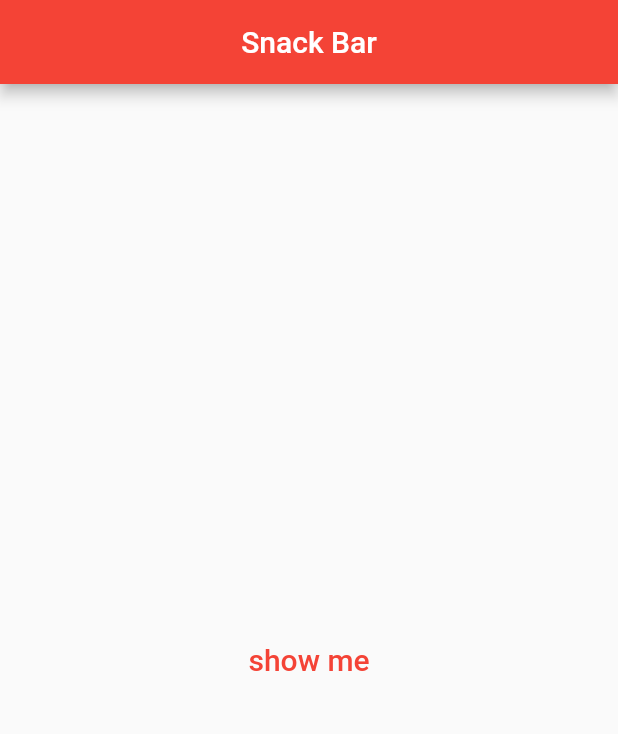
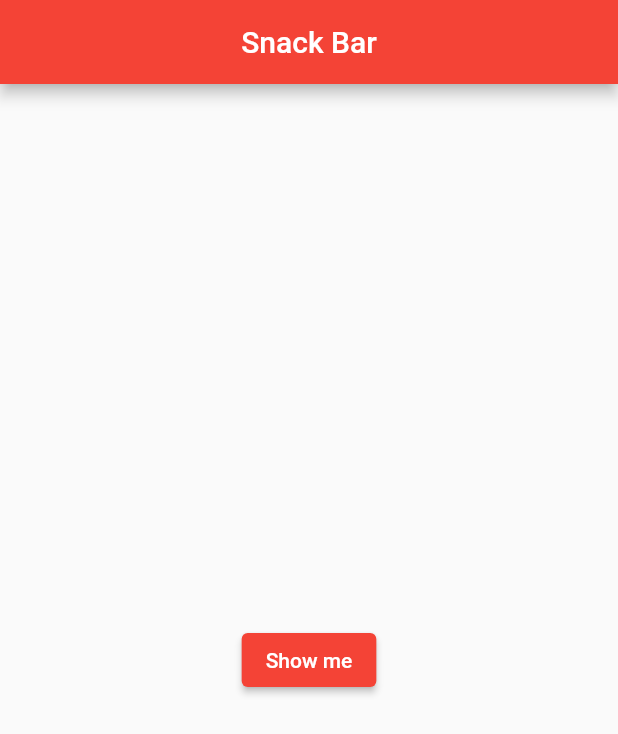
Before and after one commit to hcu55/Flutter-study, a Flutter app: the screen it shows after launch, on a phone screen of 412 x 824 dp. Shown: the top 734 px of the screen. Run offline on Flutter 3.47's test engine with Material 2 defaults, Android fonts, the phone set to English and light mode, and no system bars.

Commit message:
Snack Bar

```diff
--- a/lib/main.dart
+++ b/lib/main.dart
@@ -1,6 +1,9 @@
+// ignore_for_file: unused_import
+
 import 'package:flutter/material.dart';
 import 'package:myapp/screens/app_bar.dart';
 import 'package:myapp/screens/snack_bar.dart';
+import 'package:myapp/screens/snack_bar_nobuilder.dart';
 
 void main() => runApp(const MyApp());
 
@@ -12,7 +15,7 @@ class MyApp extends StatelessWidget {
     return const MaterialApp(
       debugShowCheckedModeBanner: false,
       title: 'BBANTO',
-      home: MyAppSnackBar(),
+      home: MyAppNoBuilderSnackBar(),
     );
   }
 }
--- /dev/null
+++ b/lib/screens/snack_bar_nobuilder.dart
@@ -0,0 +1,59 @@
+// ignore_for_file: prefer_const_constructors
+
+import 'package:flutter/material.dart';
+
+void main() => runApp(const MyAppNoBuilderSnackBar());
+
+class MyAppNoBuilderSnackBar extends StatelessWidget {
+  const MyAppNoBuilderSnackBar({super.key});
+
+  @override
+  Widget build(BuildContext context) {
+    return MaterialApp(
+      title: "Snack Bar",
+      theme: ThemeData(primarySwatch: Colors.red),
+      home: const MyPage(),
+    );
+  }
+}
+
+class MyPage extends StatelessWidget {
+  const MyPage({super.key});
+
+  @override
+  Widget build(BuildContext context) {
+    return Scaffold(
+      appBar: AppBar(
+        title: Text("Snack Bar"),
+        centerTitle: true,
+      ),
+      body: MySnackBar(),
+    );
+  }
+}
+
+class MySnackBar extends StatelessWidget {
+  const MySnackBar({super.key});
+
+  @override
+  Widget build(BuildContext context) {
+    return Center(
+      child: ElevatedButton(
+        child: Text("Show me"),
+        onPressed: () {
+          ScaffoldMessenger.of(context).showSnackBar(
+            SnackBar(
+              content: Text(
+                "Hellow",
+                textAlign: TextAlign.center,
+                style: TextStyle(color: Colors.white),
+              ),
+              backgroundColor: Colors.teal,
+              duration: Duration(milliseconds: 1000),
+            ),
+          );
+        },
+      ),
+    );
+  }
+}
--- a/pubspec.yaml
+++ b/pubspec.yaml
@@ -35,6 +35,7 @@ dependencies:
   # The following adds the Cupertino Icons font to your application.
   # Use with the CupertinoIcons class for iOS style icons.
   cupertino_icons: ^1.0.2
+  fluttertoast: ^8.0.9
 
 dev_dependencies:
   flutter_test:
```
Also changed, not shown: lib/screens/app_bar.dart (+14 -8 lines), pubspec.lock.
